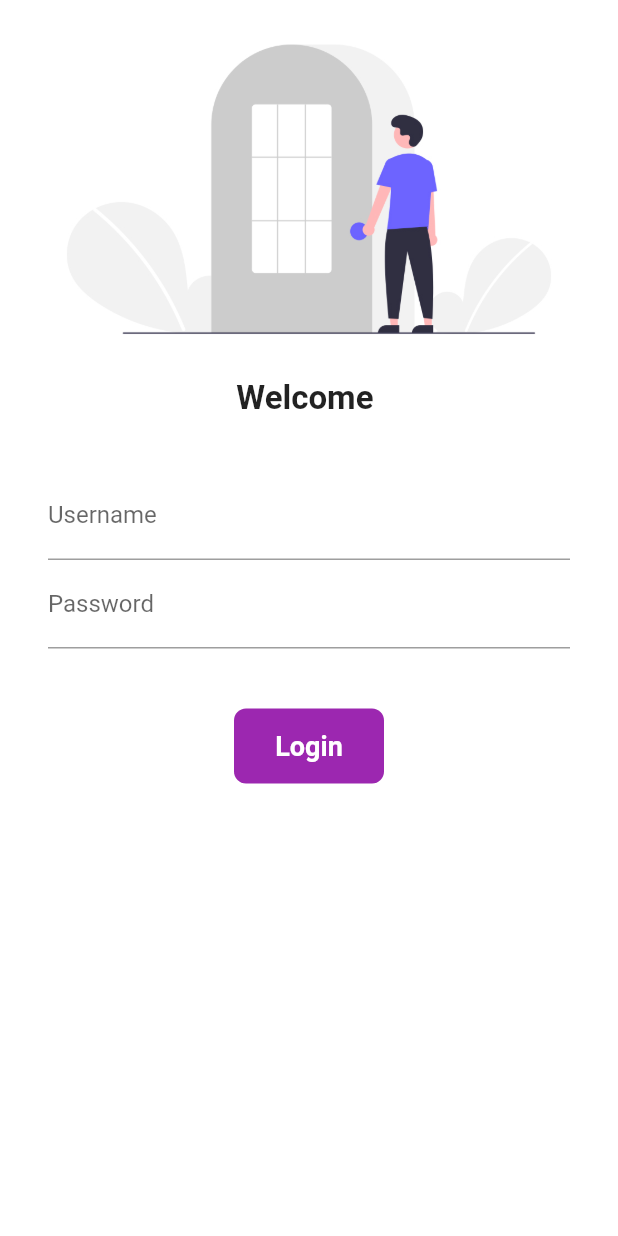
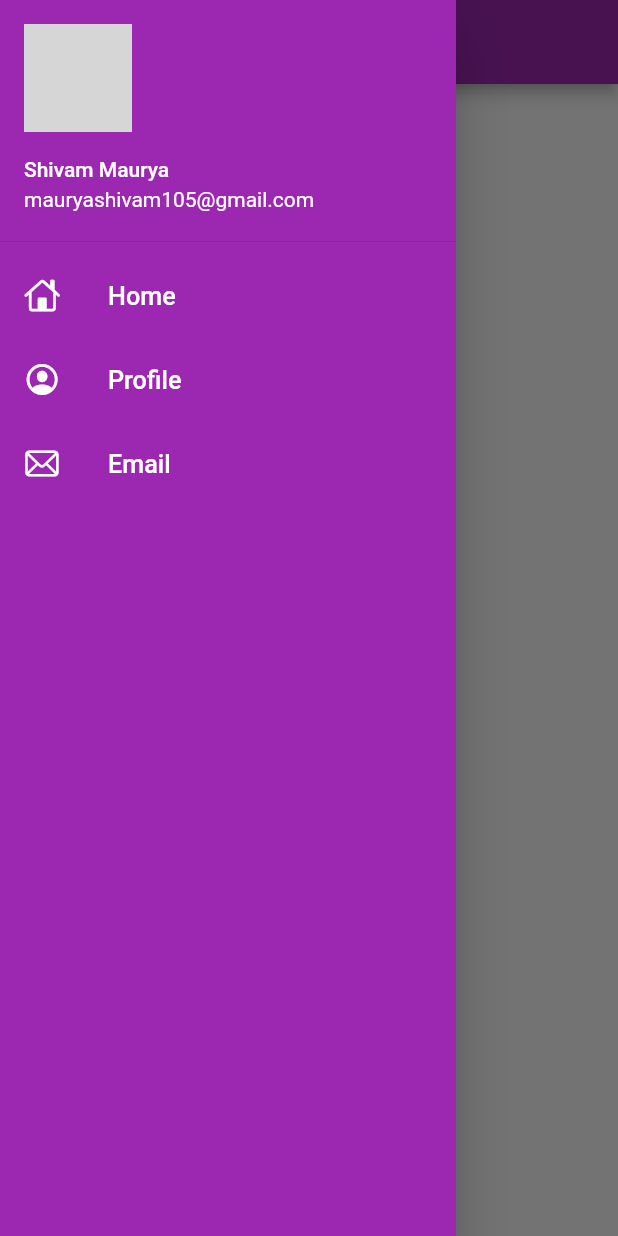
Before and after one commit to ShivamMaurya105/Flutter, a Flutter app: the screen it shows after launch, with the side drawer open (before the commit the screen has no drawer), on a phone screen of 412 x 824 dp. Run offline on Flutter 3.47's test engine with Material 2 defaults, Android fonts, the phone set to English and light mode, and no system bars; our stand-ins replace google_fonts; network calls fail; grey boxes are pictures that could not be loaded.

Commit message:
day 9 completed

```diff
--- a/lib/Pages/home_page.dart
+++ b/lib/Pages/home_page.dart
@@ -1,22 +1,25 @@
 import 'package:flutter/material.dart';
+
+import '../widgets/drawer.dart';
 
 class Homepage extends StatelessWidget {
   const Homepage({Key? key}) : super(key: key);
 
   @override
   Widget build(BuildContext context) {
-    final int days = 30;
-    final String name = "Shivam";
+    const int days = 30;
+    const String name = "Maurya";
     return Scaffold(
       appBar: AppBar(
-        title: Text("Catalog App"),
+        title: const Text("Catalog App"),
       ),
       body: Center(
         child: Container(
           child: Text("Hello $days Shivam $name"),
         ),
       ),
-      drawer: Drawer(),
+      drawer: MyDrawer(),
     );
+
   }
 }
--- a/lib/main.dart
+++ b/lib/main.dart
@@ -17,11 +17,12 @@ class Myapp extends StatelessWidget {
       themeMode: ThemeMode.dark,
       theme: ThemeData(
           primarySwatch: Colors.red, fontFamily: GoogleFonts.lato().fontFamily),
-      //debugShowCheckedModeBanner: false,
+      debugShowCheckedModeBanner: false,
       darkTheme: ThemeData(
         brightness: Brightness.light,
         primarySwatch: Colors.purple,
       ),
+      initialRoute: MyRoutes.homeRoute,
       routes: {
         "/": (context) => LoginPage(),
         MyRoutes.loginRoute: (context) => LoginPage(),
--- /dev/null
+++ b/lib/widgets/drawer.dart
@@ -0,0 +1,74 @@
+import 'package:flutter/cupertino.dart';
+import 'package:flutter/material.dart';
+
+class MyDrawer extends StatelessWidget {
+  const MyDrawer({Key? key}) : super(key: key);
+
+  @override
+  Widget build(BuildContext context) {
+    final imageurl =
+        "https://www.simplilearn.com/ice9/free_resources_article_thumb/what_is_image_Processing.jpg";
+    return Drawer(
+      child: Container(
+        color: Colors.purple,
+        child: ListView(
+          children: [
+            DrawerHeader(
+              padding: EdgeInsets.zero,
+              child: UserAccountsDrawerHeader(
+                decoration: BoxDecoration(
+                  color: Colors.purple,
+                ),
+                margin: EdgeInsets.zero,
+                accountName: Text("Shivam Maurya"),
+                accountEmail: Text("mauryashivam105@gmail.com"),
+                currentAccountPicture: CircleAvatar(
+                  backgroundImage: NetworkImage(imageurl),
+                ),
+              ),
+            ),
+            ListTile(
+              leading: Icon(
+                CupertinoIcons.home,
+                color: Colors.white,
+              ),
+              title: Text(
+                "Home",
+                textScaleFactor: 1.2,
+                style: TextStyle(
+                  color: Colors.white,
+                ),
+              ),
+            ),
+            ListTile(
+              leading: Icon(
+                CupertinoIcons.profile_circled,
+                color: Colors.white,
+              ),
+              title: Text(
+                "Profile",
+                textScaleFactor: 1.2,
+                style: TextStyle(
+                  color: Colors.white,
+                ),
+              ),
+            ),
+            ListTile(
+              leading: Icon(
+                CupertinoIcons.mail,
+                color: Colors.white,
+              ),
+              title: Text(
+                "Email",
+                textScaleFactor: 1.2,
+                style: TextStyle(
+                  color: Colors.white,
+                ),
+              ),
+            )
+          ],
+        ),
+      ),
+    );
+  }
+}
--- a/widgets/drawer.dart
+++ /dev/null
@@ -1,8 +0,0 @@
-import 'package:flutter/material.dart';
-
-class Shivam extends StatelessWidget {
-  const Shivam({Key? key}) : super(key: key);
-
-  @override
-  Widget build(BuildContext context) {}
-}
```
Also changed, not shown: 1 other file.
